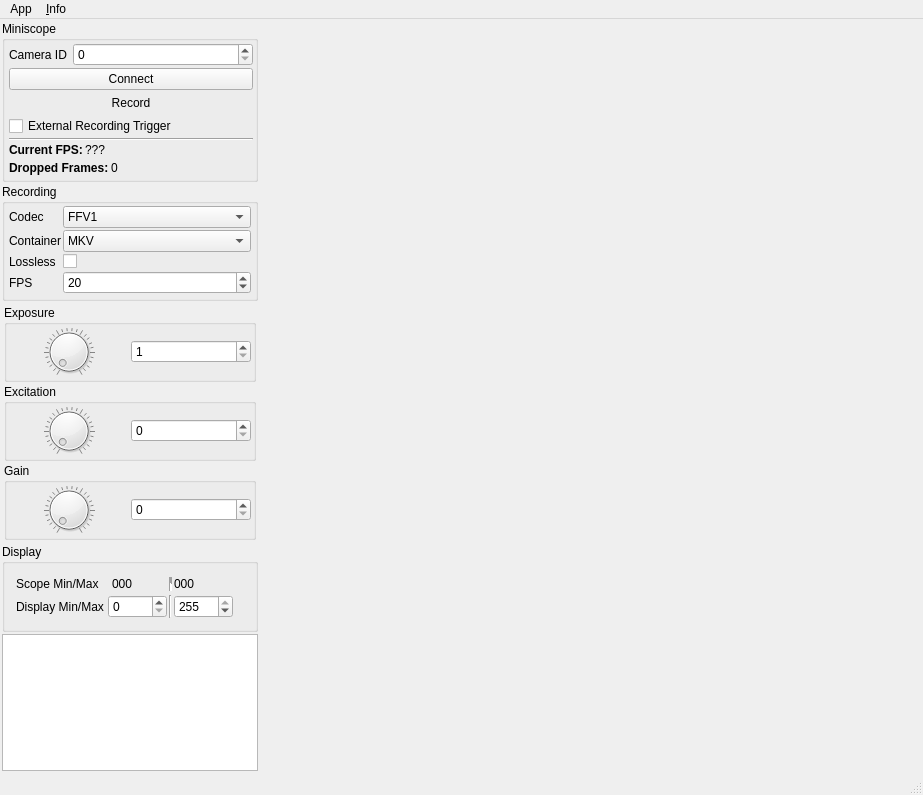
This is src/mainwindow.ui in bothlab/pomidaq as Qt 5 draws it before an edit. The edited form follows.
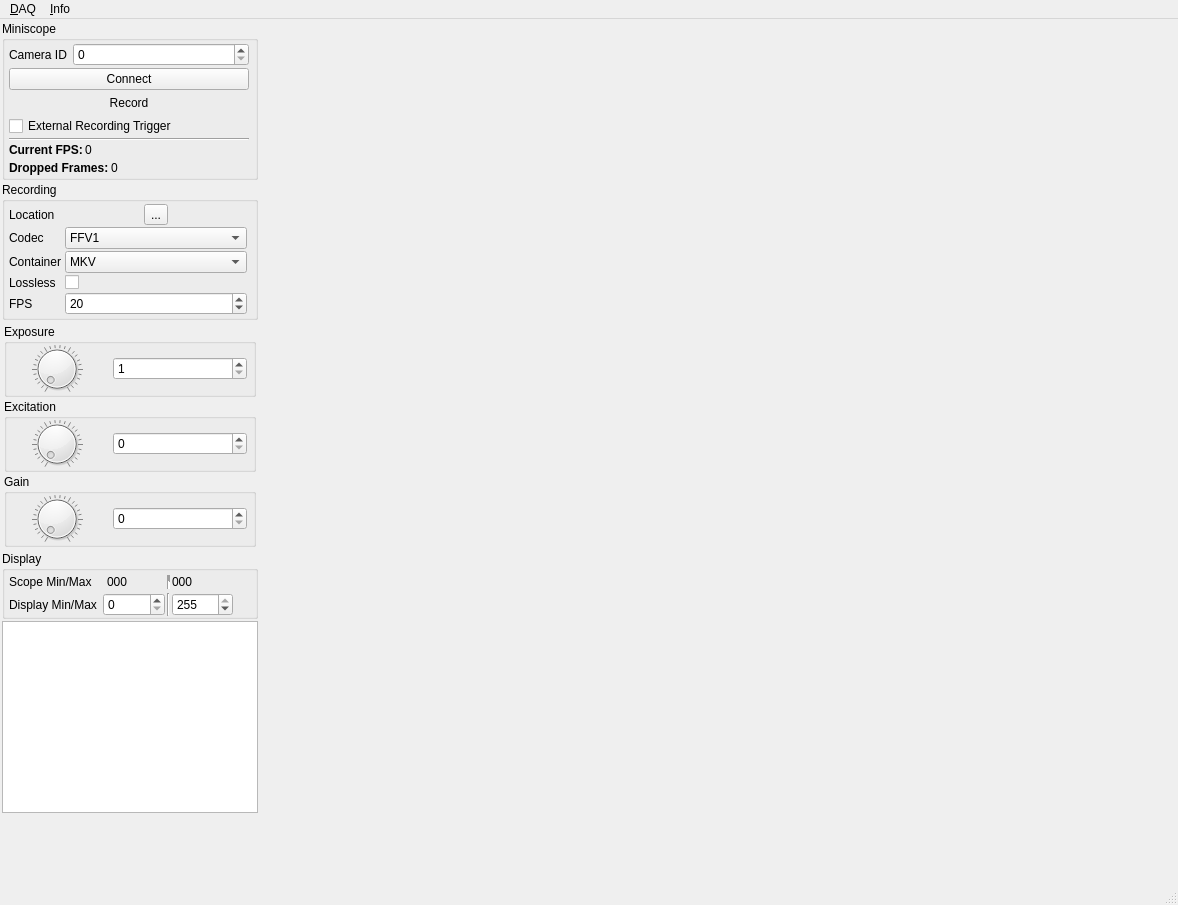
This is the edited form. Icons and pictures are not drawn.

Commit message: Allow the user to choose a data export location, add info messages

```diff
--- a/src/mainwindow.ui
+++ b/src/mainwindow.ui
@@ -6,8 +6,8 @@
    <rect>
     <x>0</x>
     <y>0</y>
-    <width>923</width>
-    <height>795</height>
+    <width>1178</width>
+    <height>905</height>
    </rect>
   </property>
   <property name="windowTitle">
@@ -68,10 +68,10 @@
            <number>2</number>
           </property>
           <property name="rightMargin">
-           <number>2</number>
+           <number>6</number>
           </property>
           <property name="bottomMargin">
-           <number>2</number>
+           <number>0</number>
           </property>
           <item>
            <layout class="QFormLayout" name="formLayout">
@@ -170,7 +170,7 @@
                 </sizepolicy>
                </property>
                <property name="text">
-                <string>???</string>
+                <string>0</string>
                </property>
               </widget>
              </item>
@@ -243,15 +243,15 @@
            <number>2</number>
           </property>
           <property name="rightMargin">
-           <number>2</number>
+           <number>6</number>
           </property>
           <property name="bottomMargin">
-           <number>2</number>
+           <number>0</number>
           </property>
           <item>
            <layout class="QFormLayout" name="formLayout_2">
             <property name="horizontalSpacing">
-             <number>2</number>
+             <number>4</number>
             </property>
             <property name="verticalSpacing">
              <number>2</number>
@@ -262,14 +262,14 @@
             <property name="bottomMargin">
              <number>2</number>
             </property>
-            <item row="0" column="0">
+            <item row="1" column="0">
              <widget class="QLabel" name="codecLabel">
               <property name="text">
                <string>Codec</string>
               </property>
              </widget>
             </item>
-            <item row="0" column="1">
+            <item row="1" column="1">
              <widget class="QComboBox" name="codecComboBox">
               <item>
                <property name="text">
@@ -298,14 +298,14 @@
               </item>
              </widget>
             </item>
-            <item row="1" column="0">
+            <item row="2" column="0">
              <widget class="QLabel" name="containerLabel">
               <property name="text">
                <string>Container</string>
               </property>
              </widget>
             </item>
-            <item row="1" column="1">
+            <item row="2" column="1">
              <widget class="QComboBox" name="containerComboBox">
               <item>
                <property name="text">
@@ -329,14 +329,14 @@
               </item>
              </widget>
             </item>
-            <item row="3" column="0">
+            <item row="4" column="0">
              <widget class="QLabel" name="fpsLabel">
               <property name="text">
                <string>FPS</string>
               </property>
              </widget>
             </item>
-            <item row="3" column="1">
+            <item row="4" column="1">
              <widget class="QSpinBox" name="fpsSpinBox">
               <property name="maximum">
                <number>30</number>
@@ -346,16 +346,55 @@
               </property>
              </widget>
             </item>
-            <item row="2" column="0">
+            <item row="3" column="0">
              <widget class="QLabel" name="losslessLabel">
               <property name="text">
                <string>Lossless</string>
               </property>
              </widget>
             </item>
-            <item row="2" column="1">
+            <item row="3" column="1">
              <widget class="QCheckBox" name="losslessCheckBox"/>
             </item>
+            <item row="0" column="0">
+             <widget class="QLabel" name="locationLabel">
+              <property name="text">
+               <string>Location</string>
+              </property>
+             </widget>
+            </item>
+            <item row="0" column="1">
+             <widget class="QWidget" name="locationWidget" native="true">
+              <layout class="QHBoxLayout" name="horizontalLayout_10">
+               <property name="spacing">
+                <number>0</number>
+               </property>
+               <property name="leftMargin">
+                <number>0</number>
+               </property>
+               <property name="topMargin">
+                <number>0</number>
+               </property>
+               <property name="rightMargin">
+                <number>0</number>
+               </property>
+               <property name="bottomMargin">
+                <number>0</number>
+               </property>
+               <item>
+                <widget class="QToolButton" name="btnOpenSaveDir">
+                 <property name="text">
+                  <string>...</string>
+                 </property>
+                 <property name="icon">
+                  <iconset theme="folder-open">
+                   <normaloff>.</normaloff>.</iconset>
+                 </property>
+                </widget>
+               </item>
+              </layout>
+             </widget>
+            </item>
            </layout>
           </item>
          </layout>
@@ -386,22 +425,28 @@
             </property>
             <layout class="QHBoxLayout" name="horizontalLayout_2">
              <property name="spacing">
-              <number>2</number>
+              <number>6</number>
              </property>
              <property name="leftMargin">
-              <number>2</number>
+              <number>0</number>
              </property>
              <property name="topMargin">
-              <number>2</number>
+              <number>0</number>
              </property>
              <property name="rightMargin">
-              <number>2</number>
+              <number>6</number>
              </property>
              <property name="bottomMargin">
-              <number>2</number>
+              <number>0</number>
              </property>
              <item>
               <widget class="QDial" name="dial">
+               <property name="sizePolicy">
+                <sizepolicy hsizetype="Maximum" vsizetype="Preferred">
+                 <horstretch>0</horstretch>
+                 <verstretch>0</verstretch>
+                </sizepolicy>
+               </property>
                <property name="minimum">
                 <number>1</number>
                </property>
@@ -436,22 +481,28 @@
             </property>
             <layout class="QHBoxLayout" name="horizontalLayout_3">
              <property name="spacing">
-              <number>2</number>
+              <number>6</number>
              </property>
              <property name="leftMargin">
-              <number>2</number>
+              <number>0</number>
              </property>
              <property name="topMargin">
-              <number>2</number>
+              <number>0</number>
              </property>
              <property name="rightMargin">
-              <number>2</number>
+              <number>6</number>
              </property>
              <property name="bottomMargin">
-              <number>2</number>
+              <number>0</number>
              </property>
              <item>
               <widget class="QDial" name="dial_2">
+               <property name="sizePolicy">
+                <sizepolicy hsizetype="Maximum" vsizetype="Preferred">
+                 <horstretch>0</horstretch>
+                 <verstretch>0</verstretch>
+                </sizepolicy>
+               </property>
                <property name="maximum">
                 <number>100</number>
                </property>
@@ -477,22 +528,28 @@
             </property>
             <layout class="QHBoxLayout" name="horizontalLayout_5">
              <property name="spacing">
-              <number>2</number>
+              <number>6</number>
              </property>
              <property name="leftMargin">
-              <number>2</number>
+              <number>0</number>
              </property>
              <property name="topMargin">
-              <number>2</number>
+              <number>0</number>
              </property>
              <property name="rightMargin">
-              <number>2</number>
+              <number>6</number>
              </property>
              <property name="bottomMargin">
-              <number>2</number>
+              <number>0</number>
              </property>
              <item>
               <widget class="QDial" name="dial_3">
+               <property name="sizePolicy">
+                <sizepolicy hsizetype="Maximum" vsizetype="Preferred">
+                 <horstretch>0</horstretch>
+                 <verstretch>0</verstretch>
+                </sizepolicy>
+               </property>
                <property name="maximum">
                 <number>100</number>
                </property>
@@ -520,10 +577,22 @@
           <string>Display</string>
          </property>
          <layout class="QVBoxLayout" name="verticalLayout_5">
+          <property name="spacing">
+           <number>2</number>
+          </property>
+          <property name="leftMargin">
+           <number>4</number>
+          </property>
+          <property name="topMargin">
+           <number>2</number>
+          </property>
+          <property name="bottomMargin">
+           <number>0</number>
+          </property>
           <item>
            <layout class="QFormLayout" name="formLayout_3">
             <property name="horizontalSpacing">
-             <number>2</number>
+             <number>4</number>
             </property>
             <property name="verticalSpacing">
              <number>2</number>
@@ -706,13 +775,13 @@
     <rect>
      <x>0</x>
      <y>0</y>
-     <width>923</width>
+     <width>1178</width>
      <height>30</height>
     </rect>
    </property>
    <widget class="QMenu" name="menuApp">
     <property name="title">
-     <string>App</string>
+     <string>&amp;DAQ</string>
     </property>
    </widget>
    <widget class="QMenu" name="menuInfo">
```
Left out of the diff: 84 changed lines with no effect on the pictures. The commit also changes 2 other files.
